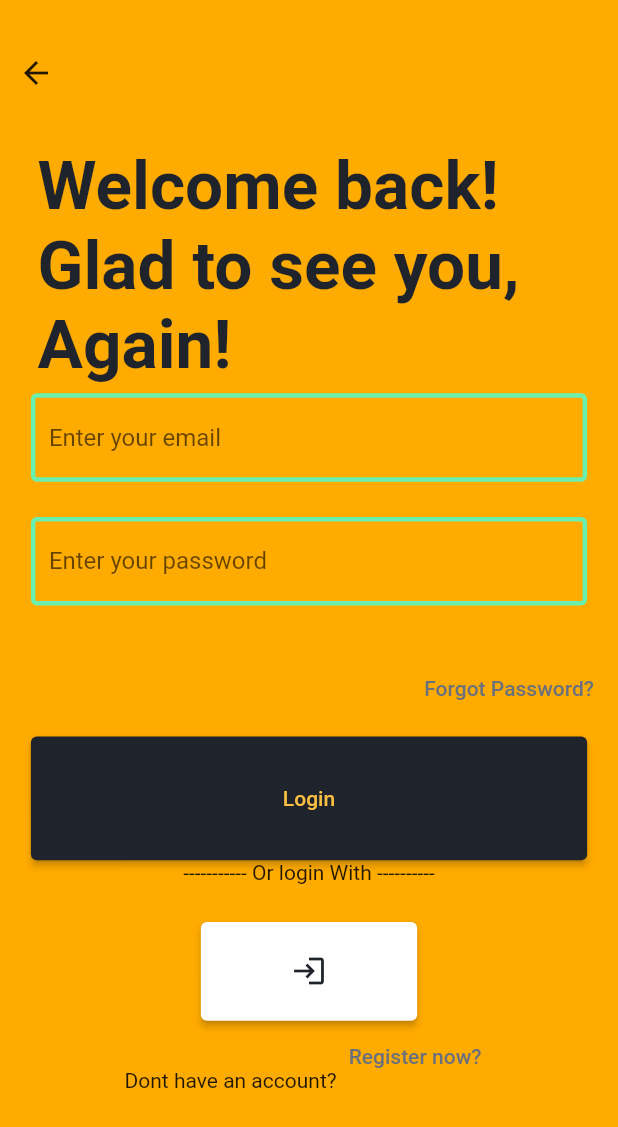
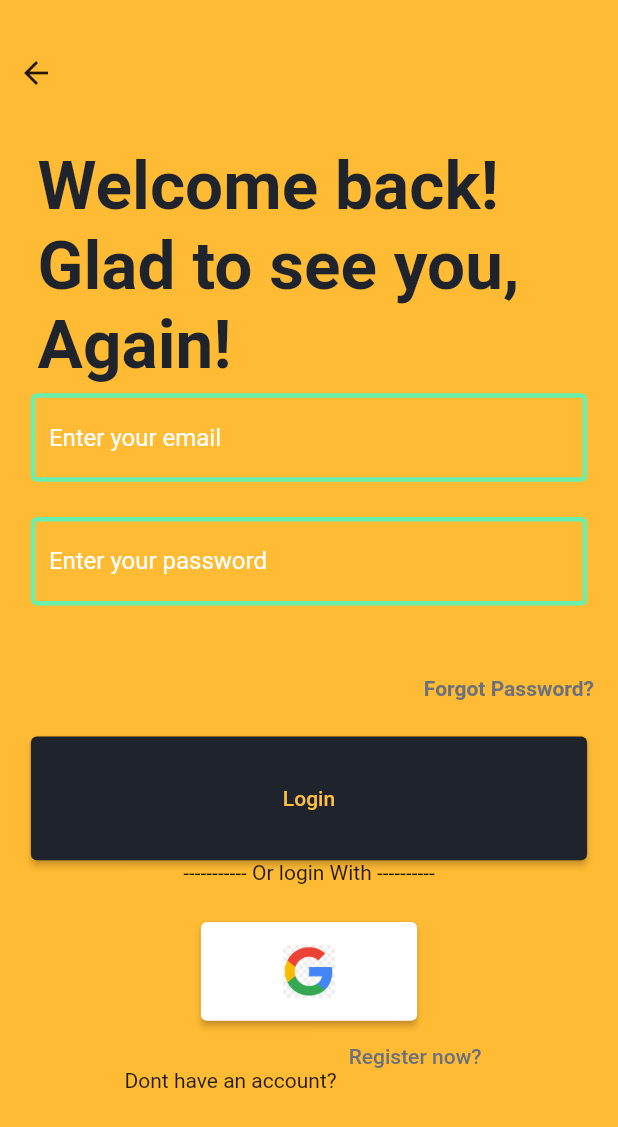
Before and after one commit to KarthikAvinash/CSE_Sem_4_project, a Flutter app: the screen it shows after launch, on a phone screen of 412 x 824 dp. Shown: the top 1127 px of the screen. Run offline on Flutter 3.47's test engine with Material 2 defaults, Android fonts, the phone set to English and light mode, and no system bars.

Commit message:
2nd commit login page

```diff
--- a/frontend/lib/screens/login_screen.dart
+++ b/frontend/lib/screens/login_screen.dart
@@ -29,9 +29,8 @@ class _LoginScreenState extends State<LoginScreen> {
         child: Column(
           // mainAxisAlignment: MainAxisAlignment.center,
           children: [
-
             SizedBox(
-              height: sHeight*0.03,
+              height: sHeight * 0.03,
             ),
 
             // back icon
@@ -46,13 +45,12 @@ class _LoginScreenState extends State<LoginScreen> {
             ),
 
             SizedBox(
-              height: sHeight*0.03,
+              height: sHeight * 0.03,
             ),
 
             // Welcome Back text
             Padding(
-              padding: const EdgeInsets.fromLTRB(25
-              , 0, 0, 0),
+              padding: const EdgeInsets.fromLTRB(25, 0, 0, 0),
               child: SizedBox(
                 height: sHeight * 0.2,
                 child: const Text(
@@ -74,6 +72,7 @@ class _LoginScreenState extends State<LoginScreen> {
                 controller: emailController,
                 decoration: const InputDecoration(
                   hintText: "Enter your email",
+                  hintStyle: TextStyle(color: Colors.white),
                   enabledBorder: OutlineInputBorder(
                     borderSide: BorderSide(width: 3, color: Colors.greenAccent),
                   ),
@@ -94,6 +93,7 @@ class _LoginScreenState extends State<LoginScreen> {
                 controller: passwordController,
                 decoration: const InputDecoration(
                   hintText: "Enter your password",
+                  hintStyle: TextStyle(color: Colors.white),
                   enabledBorder: OutlineInputBorder(
                     borderSide: BorderSide(width: 3, color: Colors.greenAccent),
                   ),
@@ -112,7 +112,7 @@ class _LoginScreenState extends State<LoginScreen> {
                       onPressed: () => {},
                       child: const Text(
                         "Forgot Password?",
-                        style: TextStyle(color: darkGray),
+                        style: TextStyle(color: darkGray,fontWeight: FontWeight.bold),
                       )),
                 ),
               ],
@@ -121,10 +121,9 @@ class _LoginScreenState extends State<LoginScreen> {
             //Login Button
             Container(
               height: sHeight * 0.1,
-              width: sWidth*0.9,
+              width: sWidth * 0.9,
               decoration: const BoxDecoration(
-                borderRadius: BorderRadius.all(Radius.circular(8))
-              ),
+                  borderRadius: BorderRadius.all(Radius.circular(8))),
               child: ElevatedButton(
                 onPressed: () {},
                 style: ButtonStyle(
@@ -142,8 +141,8 @@ class _LoginScreenState extends State<LoginScreen> {
               mainAxisAlignment: MainAxisAlignment.center,
               children: [
                 SizedBox(
-                  height: sHeight*0.05,
-                  child:const Text("----------- Or login With ----------"),
+                  height: sHeight * 0.05,
+                  child: const Text("----------- Or login With ----------"),
                 ),
               ],
             ),
@@ -151,22 +150,22 @@ class _LoginScreenState extends State<LoginScreen> {
             // Login with google Button
             Container(
               height: sHeight * 0.08,
-              width: sWidth*0.35,
+              width: sWidth * 0.35,
               decoration: const BoxDecoration(
-                borderRadius: BorderRadius.all(Radius.circular(20))
-              ),
+                  borderRadius: BorderRadius.all(Radius.circular(20))),
               child: ElevatedButton(
                 onPressed: () {},
                 style: ButtonStyle(
-                    backgroundColor: MaterialStateProperty.all(
-                        Colors.white)), // remember to give the color in this format otherwise null safety error will be prompted
-                child:const Icon(Icons.login,color: blackish,),
+                    backgroundColor: MaterialStateProperty.all(Colors
+                        .white)), // remember to give the color in this format otherwise null safety error will be prompted
+                child: const Image(image: AssetImage("images/google_logo.jpg"),
+                height: 35,width: 35,),
               ),
             ),
 
             //Dont have an account?Register now
             Row(
-            mainAxisAlignment:MainAxisAlignment.center,
+              mainAxisAlignment: MainAxisAlignment.center,
               crossAxisAlignment: CrossAxisAlignment.end,
               children: [
                 Text("Dont have an account?"),
@@ -178,7 +177,6 @@ class _LoginScreenState extends State<LoginScreen> {
                     )),
               ],
             )
-
           ],
         ),
       )),
--- a/frontend/lib/utils/colors.dart
+++ b/frontend/lib/utils/colors.dart
@@ -1,6 +1,6 @@
 import 'package:flutter/material.dart';
 
-const primaryColor = Color.fromRGBO(255, 171, 0, 100);
-const blackish = Color.fromRGBO(30,35,44,100);
+const primaryColor = Color.fromRGBO(255, 170, 0, 0.8);
+const blackish = Color.fromRGBO(30,35,44,1);
 const darkGray = Color.fromRGBO(106, 112, 124, 1);
 const darkOrange = Color.fromRGBO(255, 191, 65, 1);
--- a/frontend/pubspec.yaml
+++ b/frontend/pubspec.yaml
@@ -59,9 +59,9 @@ flutter:
   uses-material-design: true
 
   # To add assets to your application, add an assets section, like this:
-  # assets:
-  #   - images/a_dot_burr.jpeg
-  #   - images/a_dot_ham.jpeg
+  assets:
+    # - images/google_logo.jpeg
+    - images/google_logo.jpg
 
   # An image asset can refer to one or more resolution-specific "variants", see
   # https://flutter.dev/assets-and-images/#resolution-aware
```
Also changed, not shown: frontend/images/google_logo.jpg (added). Lines whose indentation alone changed are shown as unchanged.
